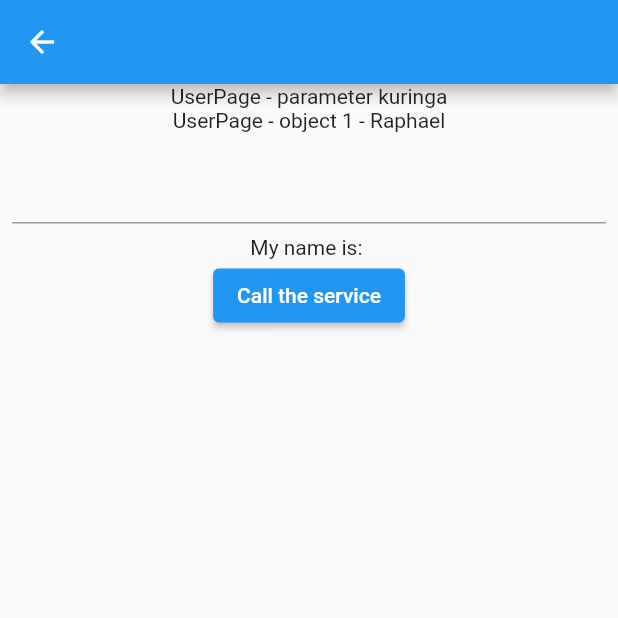
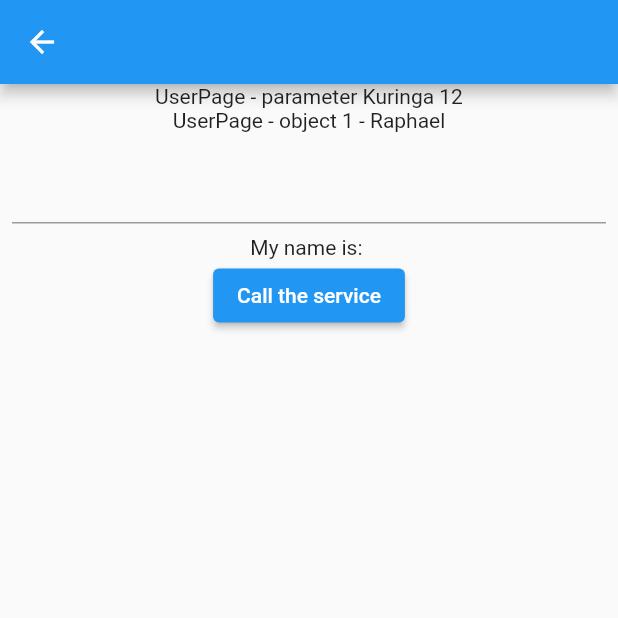
Before and after one commit to raphaelbarbosaqwerty/Fluttering, a Flutter app: the HomePage screen opened by its route, after a tap on the "add" icon, on a phone screen of 412 x 824 dp, the top half of it. Run offline on Flutter 3.47's test engine with Material 2 defaults, Android fonts, the phone set to English and light mode, and no system bars; our stand-ins replace flutter_mobx, flutter_modular, mobx; generated files the repository leaves out were written again.

Commit message:
Refactoring some bugs and passing to null-safety

```diff
--- a/how_to/lib/app/modules/home/home_module.dart
+++ b/how_to/lib/app/modules/home/home_module.dart
@@ -23,11 +23,13 @@ class HomeModule extends Module {
   final List<ModularRoute> routes = [
     // /home/
     // /home/user
+    // /home/user/kuringa
     ChildRoute(Modular.initialRoute, child: (_, args) => HomePage()),
     ChildRoute(
-      '/user/:name',
+      '/user/:name/:age/:id',
       child: (_, args) => UserPage(
         name: args.params['name'],
+        age: args.params['id'],
         userModel: args.data,
       ),
     ),
--- a/how_to/lib/app/modules/home/home_page.dart
+++ b/how_to/lib/app/modules/home/home_page.dart
@@ -3,16 +3,19 @@ import 'package:flutter_modular/flutter_modular.dart';
 import 'package:how_to/app/modules/home/model/user_model.dart';
 
 import 'home_store.dart';
+import 'home_store.dart';
 
 class HomePage extends StatefulWidget {
   final String title;
-  const HomePage({Key key, this.title = "Home"}) : super(key: key);
+  const HomePage({Key? key, this.title = "Home"}) : super(key: key);
 
   @override
   _HomePageState createState() => _HomePageState();
 }
 
-class _HomePageState extends ModularState<HomePage, HomeStore> {
+class _HomePageState extends State<HomePage> {
+  final HomeStore store = Modular.get();
+
   @override
   Widget build(BuildContext context) {
     return Scaffold(
@@ -34,7 +37,7 @@ class _HomePageState extends ModularState<HomePage, HomeStore> {
       floatingActionButton: FloatingActionButton(
         onPressed: () {
           Modular.to.pushNamed(
-            '/home/user/kuringa',
+            '/home/user/Kuringa/3333/12',
             arguments: UserModel(id: 1, name: 'Raphael'),
           );
           // Modular.to.navigate('/');
--- a/how_to/lib/app/modules/home/model/user_model.dart
+++ b/how_to/lib/app/modules/home/model/user_model.dart
@@ -1,6 +1,6 @@
 class UserModel {
-  final int id;
-  final String name;
+  final int? id;
+  final String? name;
 
   UserModel({this.id, this.name});
 }
--- a/how_to/lib/app/modules/home/pages/user/user_page.dart
+++ b/how_to/lib/app/modules/home/pages/user/user_page.dart
@@ -5,9 +5,10 @@ import 'package:how_to/app/modules/home/model/user_model.dart';
 import 'package:how_to/app/modules/home/pages/user/user_store.dart';
 
 class UserPage extends StatefulWidget {
-  final String name;
-  final UserModel userModel;
-  UserPage({Key key, this.name, this.userModel}) : super(key: key);
+  final String? name;
+  final String? age;
+  final UserModel? userModel;
+  UserPage({Key? key, this.name, this.userModel, this.age}) : super(key: key);
 
   @override
   _UserPageState createState() => _UserPageState();
@@ -15,6 +16,7 @@ class UserPage extends StatefulWidget {
 
 class _UserPageState extends State<UserPage> {
   final UserStore store = Modular.get();
+
   @override
   Widget build(BuildContext context) {
     return Scaffold(
@@ -23,8 +25,8 @@ class _UserPageState extends State<UserPage> {
         child: Container(
           child: Column(
             children: [
-              Text('UserPage - parameter ${widget.name}'),
-              Text('UserPage - object ${widget?.userModel?.id} - ${widget?.userModel?.name}'),
+              Text('UserPage - parameter ${widget.name} ${widget.age}'),
+              Text('UserPage - object ${widget.userModel?.id} - ${widget.userModel?.name}'),
               const SizedBox(
                 height: 5,
               ),
--- a/how_to/lib/app/modules/home/pages/user/user_store.dart
+++ b/how_to/lib/app/modules/home/pages/user/user_store.dart
@@ -9,7 +9,7 @@ class UserStore = _UserStoreBase with _$UserStore;
 abstract class _UserStoreBase with Store {
   final UserService userService;
 
-  _UserStoreBase({this.userService});
+  _UserStoreBase({required this.userService});
 
   @observable
   String name = "";
--- a/how_to/lib/app/modules/login/login_page.dart
+++ b/how_to/lib/app/modules/login/login_page.dart
@@ -4,7 +4,7 @@ import 'package:how_to/app/modules/login/login_store.dart';
 
 class LoginPage extends StatefulWidget {
   final String title;
-  const LoginPage({Key key, this.title = 'LoginPage'}) : super(key: key);
+  const LoginPage({Key? key, this.title = 'LoginPage'}) : super(key: key);
   @override
   LoginPageState createState() => LoginPageState();
 }
--- a/how_to/pubspec.yaml
+++ b/how_to/pubspec.yaml
@@ -18,7 +18,7 @@ publish_to: 'none' # Remove this line if you wish to publish to pub.dev
 version: 1.0.0+1
 
 environment:
-  sdk: ">=2.7.0 <3.0.0"
+  sdk: ">=2.12.0 <3.0.0"
 
 dependencies:
   flutter:
```
Also changed, not shown: how_to/lib/app/modules/home/home_store.dart (line endings or trailing spaces), 2 other files.
